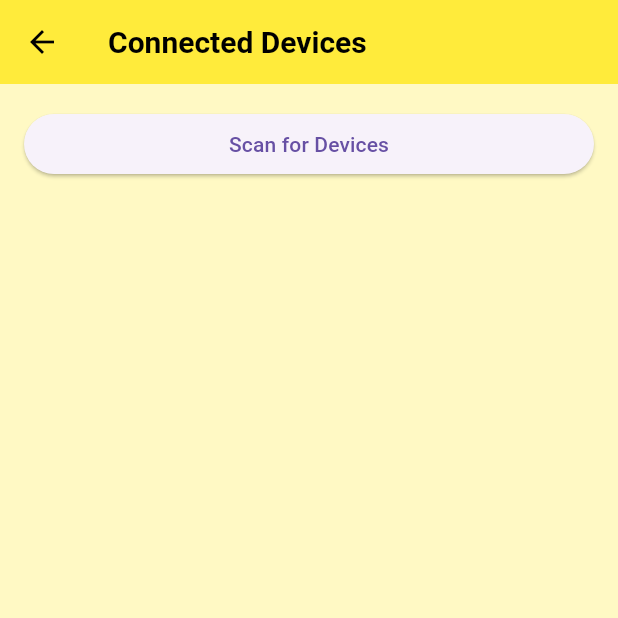
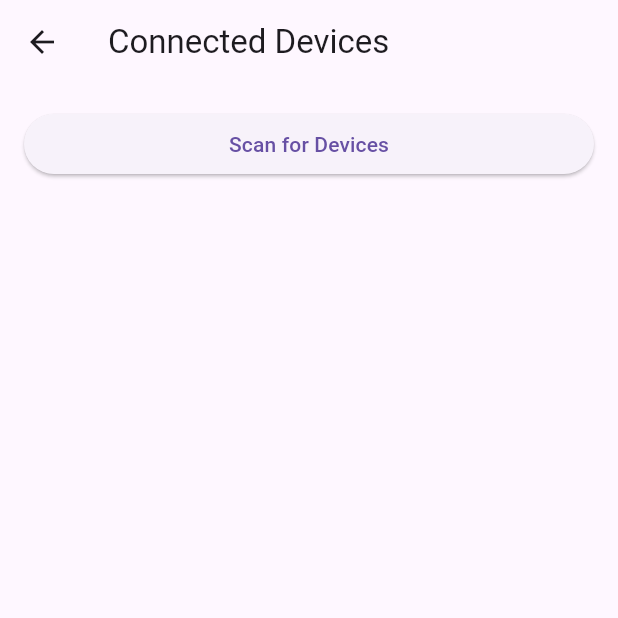
Before and after one commit to syaqirzahir/wifi-performance-test, a Flutter app: the screen it shows after launch, after a tap on "Continue as Guest", after a tap on "List of Devices Connected", on a phone screen of 412 x 824 dp, the top half of it. Run offline on Flutter 3.47's test engine with Material 3 defaults, Android fonts, the phone set to English and light mode, and no system bars; our stand-ins replace geocoding, geolocator, google_maps_flutter, permission_handler, sqflite; missing offline and left inert: dbcrypt, lan_scanner, mysql1, network_info_plus, wifi_scan; accounts and stored records are empty.

Commit message:
Revert "New update"
This reverts commit ba84e15a4db790cff3b447036f24824d79e77532.

```diff
--- a/lib/screens/login_screen.dart
+++ b/lib/screens/login_screen.dart
@@ -30,7 +30,7 @@ class _LoginScreenState extends State<LoginScreen> {
                 child: Column(
                   children: [
                     Image.asset(
-                      'assets/logo.png',
+                      'assets/university_logo.png',
                       height: 150,
                     ),
                     SizedBox(height: 20),
@@ -49,12 +49,6 @@ class _LoginScreenState extends State<LoginScreen> {
                 controller: emailController,
                 decoration: InputDecoration(
                   labelText: 'Email',
-                  prefixIcon: Icon(Icons.email),
-                  border: OutlineInputBorder(
-                    borderRadius: BorderRadius.circular(30.0),
-                  ),
-                  filled: true,
-                  fillColor: Colors.grey[200]?.withOpacity(0.5),
                 ),
               ),
               SizedBox(height: 20),
@@ -63,24 +57,10 @@ class _LoginScreenState extends State<LoginScreen> {
                 obscureText: true,
                 decoration: InputDecoration(
                   labelText: 'Password',
-                  prefixIcon: Icon(Icons.lock),
-                  border: OutlineInputBorder(
-                    borderRadius: BorderRadius.circular(30.0),
-                  ),
-                  filled: true,
-                  fillColor: Colors.grey[200]?.withOpacity(0.5),
                 ),
               ),
               SizedBox(height: 20),
               ElevatedButton(
-                style: ElevatedButton.styleFrom(
-                  backgroundColor: Colors.yellow.shade700, // Change primary to backgroundColor
-                  foregroundColor: Colors.black, // Change onPrimary to foregroundColor
-                  shape: RoundedRectangleBorder(
-                    borderRadius: BorderRadius.circular(30.0),
-                  ),
-                  padding: EdgeInsets.symmetric(vertical: 15.0),
-                ),
                 onPressed: () async {
                   print('Login button pressed'); // Add this print statement
                   String email = emailController.text;
@@ -128,18 +108,11 @@ class _LoginScreenState extends State<LoginScreen> {
                     );
                   }
                 },
-                child: Text('Login', style: TextStyle(fontSize: 16)),
+                child: Text('Login'),
               ),
+
               SizedBox(height: 20),
-              ElevatedButton(
-                style: ElevatedButton.styleFrom(
-                  backgroundColor: Colors.yellow.shade600, // Change primary to backgroundColor
-                  foregroundColor: Colors.black, // Change onPrimary to foregroundColor
-                  shape: RoundedRectangleBorder(
-                    borderRadius: BorderRadius.circular(30.0),
-                  ),
-                  padding: EdgeInsets.symmetric(vertical: 15.0),
-                ),
+              TextButton(
                 onPressed: () {
                   // Add login log for guest user
                   addLoginLog(
@@ -156,32 +129,26 @@ class _LoginScreenState extends State<LoginScreen> {
                     '/user_home',
                   );
                 },
-                child: Text('Continue as Guest', style: TextStyle(fontSize: 16)),
+                child: Text('Continue as Guest'),
               ),
               SizedBox(height: 20),
-              ElevatedButton(
-                style: ElevatedButton.styleFrom(
-                  backgroundColor: Colors.yellow.shade500, // Change primary to backgroundColor
-                  foregroundColor: Colors.black, // Change onPrimary to foregroundColor
-                  shape: RoundedRectangleBorder(
-                    borderRadius: BorderRadius.circular(30.0),
-                  ),
-                  padding: EdgeInsets.symmetric(vertical: 15.0),
-                ),
+              TextButton(
                 onPressed: () {
                   Navigator.pushReplacementNamed(
                     context,
                     '/register_screen',
                   );
                 },
-                child: Text('Sign Up Now', style: TextStyle(fontSize: 16)),
+                child: Text('Sign Up Now'),
               ),
             ],
           ),
         ),
       ),
+
     );
-  }
+
+    }
 
   Future<void> addLoginLog(String eventType, String eventDescription) async {
     // Record login process in the logs database
@@ -190,4 +157,5 @@ class _LoginScreenState extends State<LoginScreen> {
       eventDescription,
     );
   }
+
 }
--- a/lib/screens/main.dart
+++ b/lib/screens/main.dart
@@ -34,22 +34,7 @@ class MyApp extends StatelessWidget {
         // Add the route for EditProfileScreen
       },
       theme: ThemeData(
-        primaryColor: Colors.yellow, // Define primary color here
-        scaffoldBackgroundColor: Color(0xFFFFF9C4), // Dark Grayish Black
-        // Define scaffold background color here
-        appBarTheme: AppBarTheme(
-          color: Colors.yellow, // Define AppBar color here
-          iconTheme: IconThemeData(color: Colors.black), // AppBar icons color
-          titleTextStyle: TextStyle(
-            color: Colors.black,
-            fontSize: 20,
-            fontWeight: FontWeight.bold,
-          ),
-        ),
-        buttonTheme: ButtonThemeData(
-          buttonColor: Colors.yellow, // Define button color here
-          textTheme: ButtonTextTheme.primary, // Button text color theme
-        ),
+        primaryColor: Colors.redAccent, // Define primary color here
       ),
     );
   }
--- a/lib/screens/map_screen.dart
+++ b/lib/screens/map_screen.dart
@@ -2,8 +2,6 @@ import 'dart:async';
 import 'package:flutter/material.dart';
 import 'package:google_maps_flutter/google_maps_flutter.dart';
 import 'package:geolocator/geolocator.dart';
-import 'package:untitled2/widgets/database_helper.dart';
-import 'package:untitled2/widgets/Iperf3Server.dart';
 
 class MapScreen extends StatefulWidget {
   @override
@@ -25,12 +23,10 @@ class _MapScreenState extends State<MapScreen> {
   bool _hasShownWarning = false; // Flag to track if the warning has been shown
   double? _distanceToUsm; // Variable to store the distance
   Polyline? _lineToUsm; // Polyline for the line to USM
-  List<Iperf3Server> _iperf3Servers = [];
 
   @override
   void initState() {
     super.initState();
-    _loadIperf3Servers();
     _startLocationUpdates();
   }
 
@@ -38,14 +34,6 @@ class _MapScreenState extends State<MapScreen> {
   void dispose() {
     _positionStreamSubscription?.cancel();
     super.dispose();
-  }
-
-  void _loadIperf3Servers() async {
-    final dbHelper = DatabaseHelper();
-    final servers = await dbHelper.getIperf3Servers();
-    setState(() {
-      _iperf3Servers = servers;
-    });
   }
 
   void _startLocationUpdates() async {
@@ -166,13 +154,6 @@ class _MapScreenState extends State<MapScreen> {
                 fillColor: Colors.yellow.withOpacity(0.2),
               ),
             },
-            markers: _iperf3Servers.map((server) {
-              return Marker(
-                markerId: MarkerId(server.id.toString()),
-                position: LatLng(server.latitude, server.longitude),
-                infoWindow: InfoWindow(title: server.name),
-              );
-            }).toSet(),
           ),
           Positioned(
             top: 10,
@@ -194,5 +175,4 @@ class _MapScreenState extends State<MapScreen> {
       ),
     );
   }
-
 }
--- a/lib/screens/user_home_screen.dart
+++ b/lib/screens/user_home_screen.dart
@@ -10,6 +10,7 @@ import 'wifi_list_screen.dart';
 import 'package:untitled2/widgets/Network_Test_Entry.dart';
 import 'map_screen.dart';
 import 'device_list_screen.dart';
+
 
 class UserHomeScreen extends StatefulWidget {
   @override
@@ -64,6 +65,7 @@ class HomeScreen extends StatelessWidget {
   final String userLocation;
   final DatabaseHelper dbHelper = DatabaseHelper();
 
+
   HomeScreen({required this.userLocation});
 
   @override
@@ -76,7 +78,7 @@ class HomeScreen extends StatelessWidget {
             color: Colors.black, // Set the app bar title color
           ),
         ),
-        backgroundColor: Colors.yellow, // Set the app bar background color
+        backgroundColor: Colors.greenAccent, // Set the app bar background color
       ),
       drawer: Drawer(
         child: SingleChildScrollView(
@@ -86,15 +88,16 @@ class HomeScreen extends StatelessWidget {
             child: Column(
               crossAxisAlignment: CrossAxisAlignment.start,
               children: [
-                // Yellow box with user information
+                // Blue box with user information
                 LayoutBuilder(
                   builder: (context, constraints) {
                     return PreferredSize(
                       preferredSize: Size.fromHeight(
                           constraints.maxHeight), // Set dynamic preferred size
                       child: Container(
-                        color: Colors.yellow,
-                        width: MediaQuery.of(context).size.width, // Match the width of the drawer
+                        color: Colors.green,
+                        width:
+                        MediaQuery.of(context).size.width, // Match the width of the drawer
                         padding: EdgeInsets.fromLTRB(
                             16, 30, 16, 20), // Add top padding
                         child: Column(
@@ -103,17 +106,17 @@ class HomeScreen extends StatelessWidget {
                             Text(
                               'User Information',
                               style: TextStyle(
-                                  color: Colors.black, fontSize: 18),
+                                  color: Colors.white, fontSize: 18),
                             ),
                             SizedBox(height: 5),
                             Text(
                               'Email: ${UserData.email}',
-                              style: TextStyle(color: Colors.black),
+                              style: TextStyle(color: Colors.white),
                             ),
                             SizedBox(height: 5),
                             Text(
                               'Location: $userLocation',
-                              style: TextStyle(color: Colors.black),
+                              style: TextStyle(color: Colors.white),
                             ),
                           ],
                         ),
@@ -133,7 +136,8 @@ class HomeScreen extends StatelessWidget {
                       'Edit Profile',
                       style: TextStyle(
                         color: Colors.black,
-                        fontWeight: FontWeight.bold, // Set font weight to bold
+                        fontWeight:
+                        FontWeight.bold, // Set font weight to bold
                       ),
                     ),
                     onTap: () {
@@ -225,11 +229,17 @@ class HomeScreen extends StatelessWidget {
       body: Column(
         children: <Widget>[
           // Button to conduct network performance test
-          _buildButton(
-            context,
-            'Network Performance Test',
-            Icons.speed,
-                () {
+          Container(
+            margin: EdgeInsets.symmetric(vertical: 20, horizontal: 16),
+            decoration: BoxDecoration(
+              border: Border.all(color: Colors.black),
+            ),
+            child: ListTile(
+              title: Text(
+                'Conduct Network Performance Test',
+                style: TextStyle(color: Colors.black),
+              ),
+              onTap: () {
                 Navigator.push(
                   context,
                   MaterialPageRoute(
@@ -238,12 +248,19 @@ class HomeScreen extends StatelessWidget {
                 );
               },
             ),
+          ),
           // Button to navigate to the Wi-Fi list screen
-          _buildButton(
-            context,
+          Container(
+            margin: EdgeInsets.symmetric(vertical: 20, horizontal: 16),
+            decoration: BoxDecoration(
+              border: Border.all(color: Colors.black),
+            ),
+            child: ListTile(
+              title: Text(
                 'View Wi-Fi Networks',
-            Icons.wifi,
-                () {
+                style: TextStyle(color: Colors.black),
+              ),
+              onTap: () {
                 Navigator.push(
                   context,
                   MaterialPageRoute(
@@ -252,95 +269,50 @@ class HomeScreen extends StatelessWidget {
                 );
               },
             ),
+          ),
           // Button to navigate to the Map screen
-          _buildButton(
-            context,
+          Container(
+            margin: EdgeInsets.symmetric(vertical: 20, horizontal: 16),
+            decoration: BoxDecoration(
+              border: Border.all(color: Colors.black),
+            ),
+            child: ListTile(
+              title: Text(
                 'Map',
-            Icons.map,
-                () {
+                style: TextStyle(color: Colors.black),
+              ),
+              onTap: () {
                 Navigator.push(
                   context,
                   MaterialPageRoute(
-                  builder: (context) => MapScreen(),
+                    builder: (context) => MapScreen(), // Replace MapScreen with your map screen widget
                   ),
                 );
               },
             ),
+          ),
           // Button to navigate to the Device List screen
-          _buildButton(
-            context,
+          Container(
+            margin: EdgeInsets.symmetric(vertical: 20, horizontal: 16),
+            decoration: BoxDecoration(
+              border: Border.all(color: Colors.black),
+            ),
+            child: ListTile(
+              title: Text(
                 'List of Devices Connected',
-            Icons.devices,
-                () {
+                style: TextStyle(color: Colors.black),
+              ),
+              onTap: () {
                 Navigator.push(
                   context,
                   MaterialPageRoute(
-                  builder: (context) => DeviceListScreen(),
+                    builder: (context) => DeviceListScreen(), // Replace DeviceListScreen with your device list screen widget
                   ),
                 );
               },
             ),
-          Expanded(
-            child: Container(
-              margin: EdgeInsets.all(20), // Add margin for spacing
-              decoration: BoxDecoration(
-                color: Colors.white, // Set background color
-                borderRadius: BorderRadius.circular(20), // Add border radius
-                boxShadow: [
-                  BoxShadow(
-                    color: Colors.grey.withOpacity(0.5), // Set shadow color
-                    spreadRadius: 5, // Set spread radius
-                    blurRadius: 7, // Set blur radius
-                    offset: Offset(0, 3), // Set shadow offset
           ),
         ],
-              ),
-              child: ClipRRect(
-                borderRadius: BorderRadius.circular(20), // Clip content to rounded border
-                child: MapScreen(), // Display the MapScreen widget
-              ),
-            ),
-          )
-
-        ],
-      ),
-    );
-  }
-
-  Widget _buildButton(
-      BuildContext context,
-      String label,
-      IconData icon,
-      VoidCallback onPressed,
-      ) {
-    return Container(
-      margin: EdgeInsets.symmetric(vertical: 10, horizontal: 16),
-      child: ElevatedButton(
-        style: ElevatedButton.styleFrom(
-          backgroundColor: Colors.yellow,
-          foregroundColor: Colors.black,
-          padding: EdgeInsets.symmetric(vertical: 15, horizontal: 20),
-          shape: RoundedRectangleBorder(
-            borderRadius: BorderRadius.circular(10),
-          ),
-          elevation: 5,
-          shadowColor: Colors.grey.withOpacity(0.5),
-        ),
-        onPressed: onPressed,
-        child: Row(
-          mainAxisAlignment: MainAxisAlignment.start,
-          children: [
-            Icon(icon, size: 30),
-            SizedBox(width: 20),
-            Text(
-              label,
-              style: TextStyle(
-                fontSize: 18,
-                fontWeight: FontWeight.bold,
-              ),
-            ),
-          ],
-        ),
       ),
     );
   }
--- a/lib/widgets/database_helper.dart
+++ b/lib/widgets/database_helper.dart
@@ -2,7 +2,6 @@ import 'package:mysql1/mysql1.dart';
 import 'package:untitled2/screens/user_data.dart';
 import 'package:dbcrypt/dbcrypt.dart';
 import 'package:untitled2/widgets/Network_Test_Entry.dart';
-import 'package:untitled2/widgets/Iperf3Server.dart';
 
 class DatabaseHelper {
   static final DatabaseHelper _instance = DatabaseHelper._();
@@ -19,8 +18,6 @@ class DatabaseHelper {
     return _connection!;
   }
 
-
-
   Future<MySqlConnection> _connectToDatabase() async {
     final settings = ConnectionSettings(
       host: '192.168.0.110', // Replace with your MariaDB host
@@ -31,12 +28,6 @@ class DatabaseHelper {
     );
 
     return await MySqlConnection.connect(settings);
-  }
-
-  Future<List<Iperf3Server>> getIperf3Servers() async {
-    final conn = await connection;
-    final results = await conn.query('SELECT * FROM iperf3_servers');
-    return results.map((row) => Iperf3Server.fromMap(row.fields)).toList();
   }
 
   Future<String?> getPassword(String email) async {
@@ -151,6 +142,4 @@ class DatabaseHelper {
     ];
   }
 
-
-
 }
```
Also changed, not shown: lib/screens/register_screen.dart (+0 -24 lines), lib/utils/text_theme.dart (deleted, +0 -14 lines), lib/utils/theme.dart (deleted, +0 -26 lines), lib/widgets/Iperf3Server.dart (deleted, +0 -22 lines), pubspec.yaml (+9 -9 lines), assets/logo.png (deleted), assets/splash-screen-image.png (deleted), assets/splash-top-icon.png (deleted), pubspec.lock, 12 other files. Lines whose indentation alone changed are shown as unchanged.
